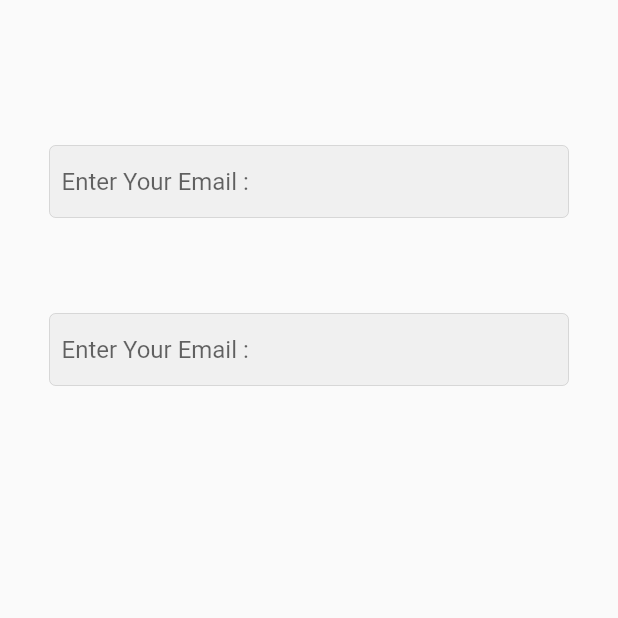
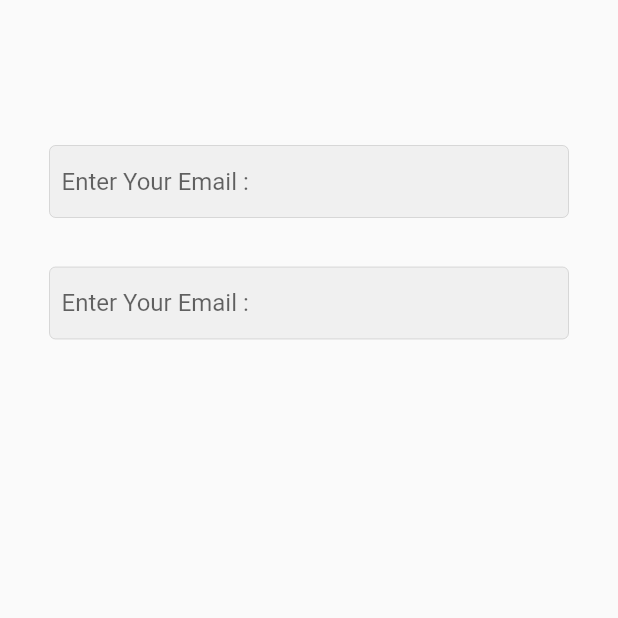
Before and after one commit to kasemkamel/e_commerce, a Flutter app: the screen it shows after launch, on a phone screen of 412 x 824 dp, the top half of it. Run offline on Flutter 3.47's test engine with Material 2 defaults, Android fonts, the phone set to English and light mode, and no system bars.

Commit message:
dou desined

```diff
--- a/lib/pages/login.dart
+++ b/lib/pages/login.dart
@@ -1,3 +1,5 @@
+// ignore_for_file: prefer_const_constructors
+
 import 'package:flutter/material.dart';
 
 class Login extends StatelessWidget {
@@ -30,7 +32,7 @@ class Login extends StatelessWidget {
                     filled: true,
                     contentPadding: const EdgeInsets.all(8),
                   )),
-              const SizedBox(height: 64),
+              const SizedBox(height: 33),
               TextField(
                   keyboardType: TextInputType.emailAddress,
                   obscureText: true,
```
